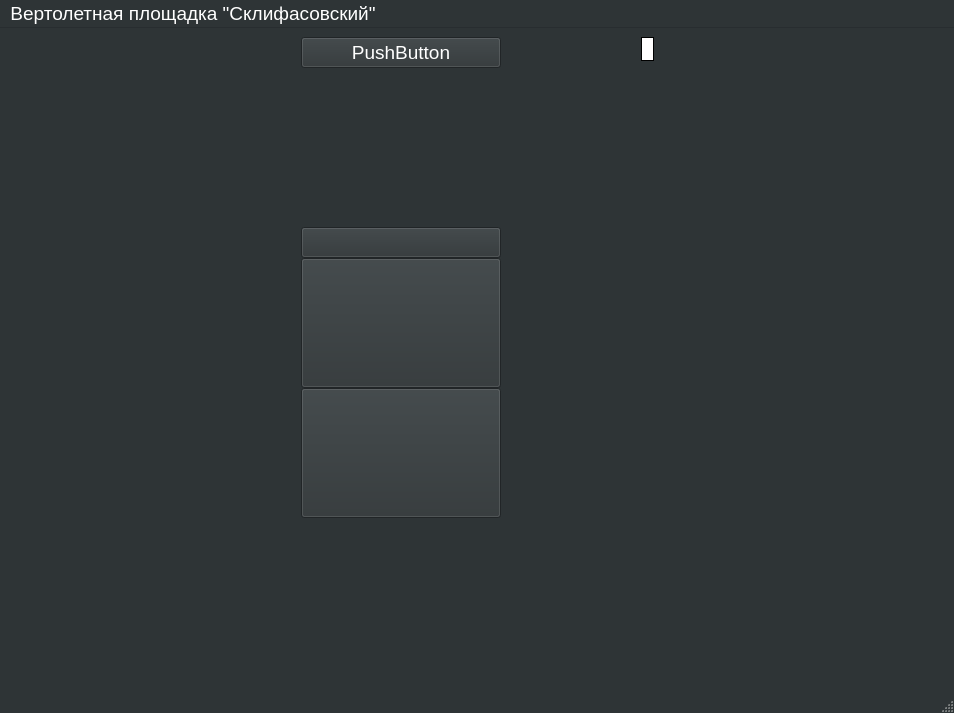
Qt form mainwindow.ui (Aleks-h/Helipad) before a commit.
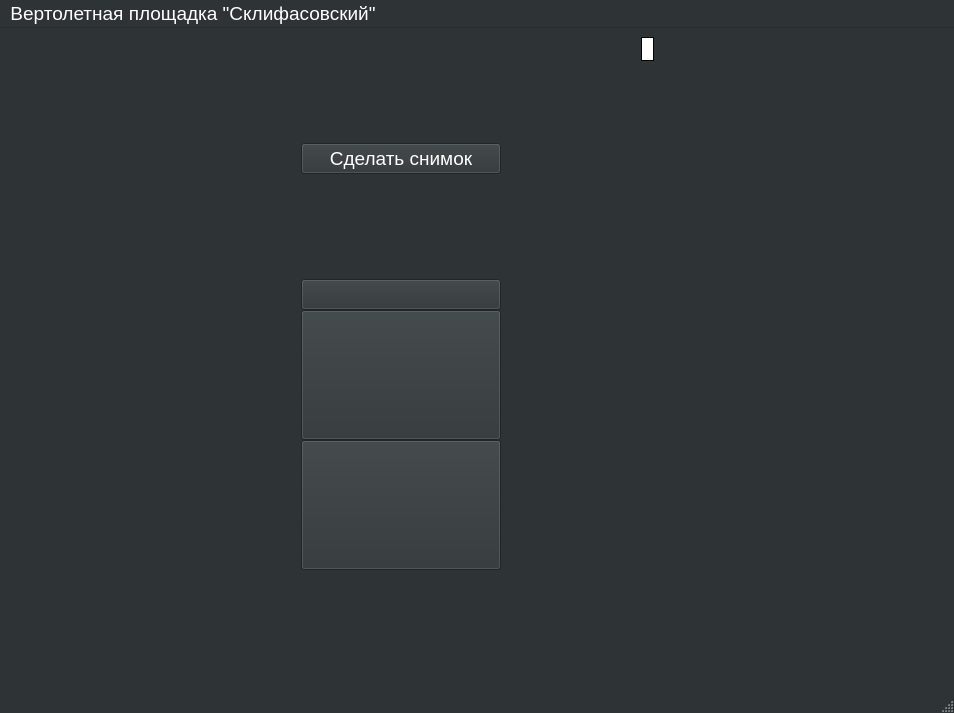
The same form after that commit. Icons and pictures are not drawn.

What changed in the file:
```diff
--- a/mainwindow.ui
+++ b/mainwindow.ui
@@ -493,14 +493,30 @@
        </spacer>
       </item>
       <item>
-       <layout class="QVBoxLayout" name="verticalLayout" stretch="0,0,0,10,10,0">
+       <layout class="QVBoxLayout" name="verticalLayout" stretch="0,0,0,0,10,10,0">
         <property name="spacing">
          <number>0</number>
         </property>
+        <item>
+         <spacer name="verticalSpacer_3">
+          <property name="orientation">
+           <enum>Qt::Vertical</enum>
+          </property>
+          <property name="sizeHint" stdset="0">
+           <size>
+            <width>20</width>
+            <height>40</height>
+           </size>
+          </property>
+         </spacer>
+        </item>
         <item>
          <widget class="QPushButton" name="TakeAScreen">
+          <property name="enabled">
+           <bool>true</bool>
+          </property>
           <property name="text">
-           <string>PushButton</string>
+           <string>Сделать снимок</string>
           </property>
          </widget>
         </item>
```
